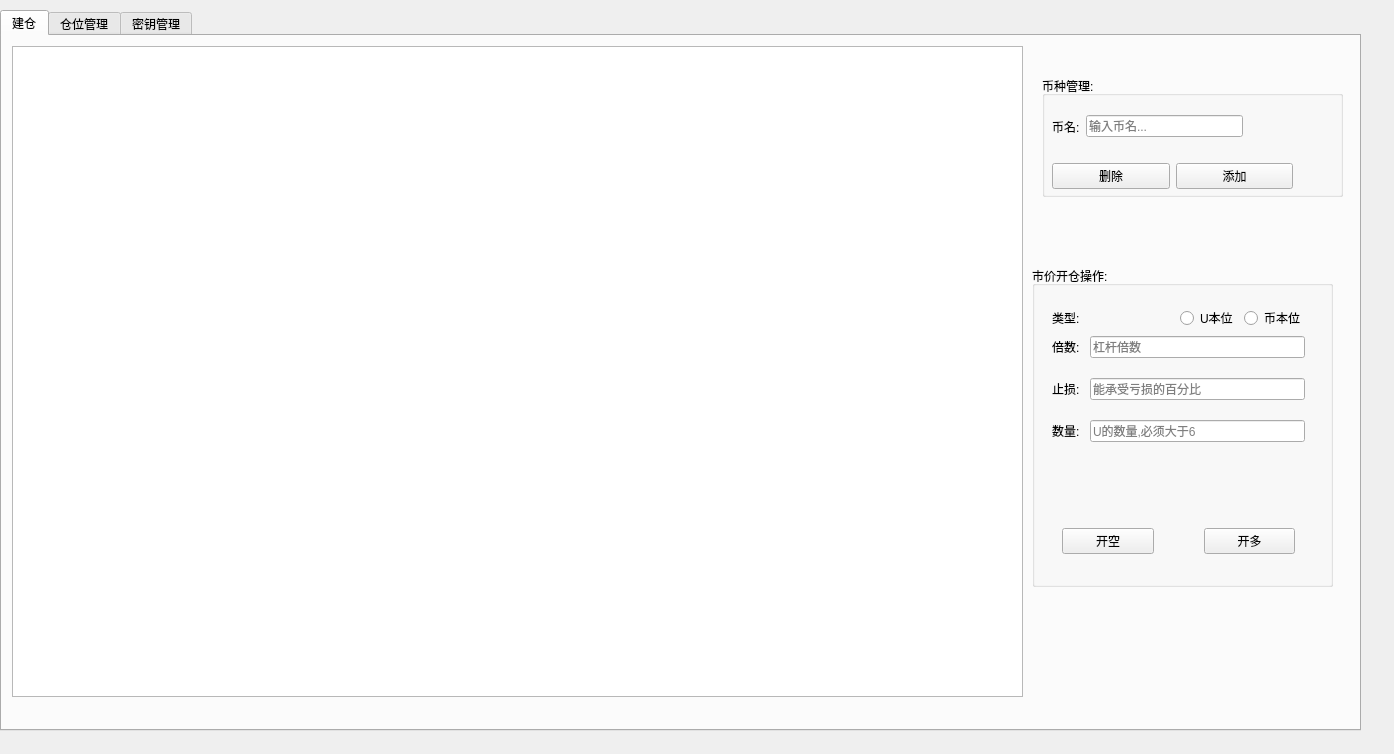
The window that form.ui (youngqqcn/binance-future-batch-tool) describes before a commit, drawn with Qt 5.
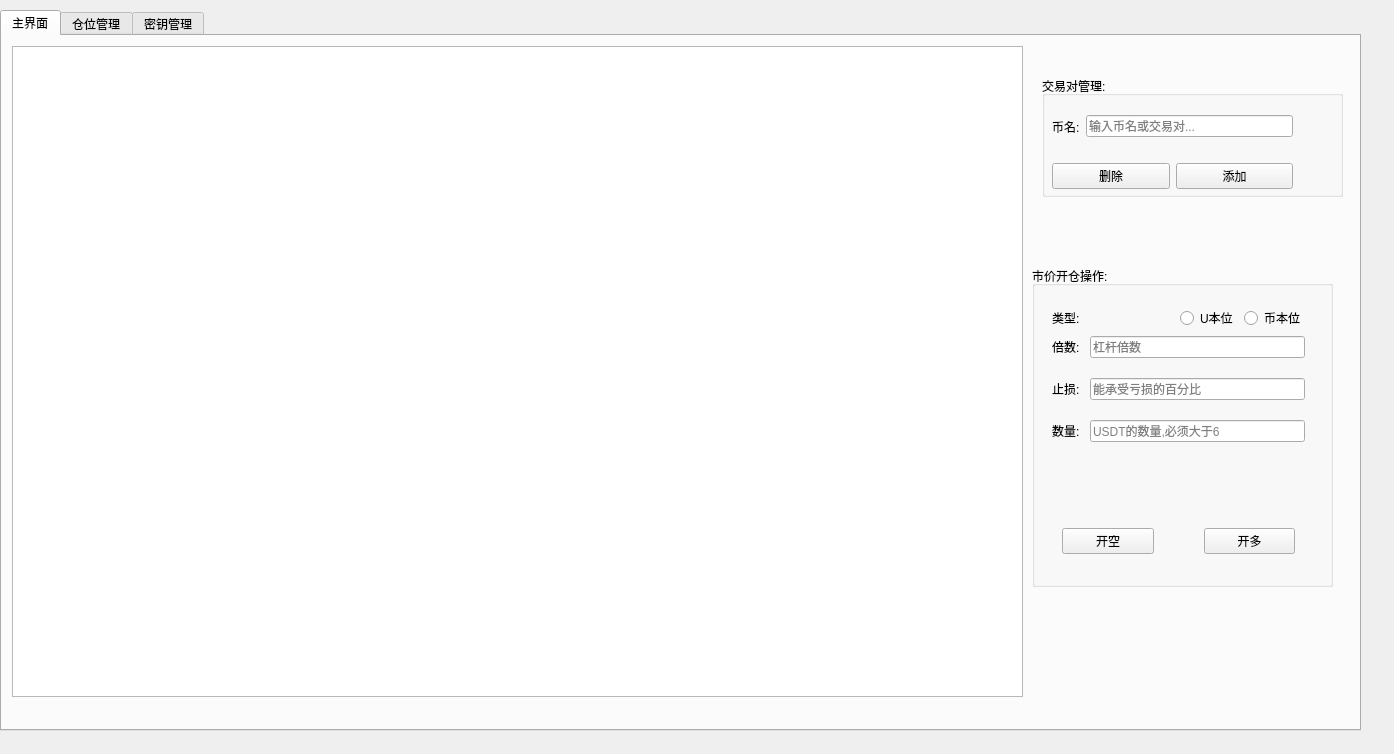
The same window after the commit.

Patch:
```diff
--- a/form.ui
+++ b/form.ui
@@ -27,7 +27,7 @@
    </property>
    <widget class="QWidget" name="tab">
     <attribute name="title">
-     <string>建仓</string>
+     <string>主界面</string>
     </attribute>
     <widget class="QTableView" name="tableView">
      <property name="geometry">
@@ -138,7 +138,7 @@
            <item row="2" column="1">
             <widget class="QLineEdit" name="leAmount">
              <property name="placeholderText">
-              <string>U的数量,必须大于6</string>
+              <string>USDT的数量,必须大于6</string>
              </property>
             </widget>
            </item>
@@ -195,7 +195,7 @@
       </rect>
      </property>
      <property name="title">
-      <string>币种管理:</string>
+      <string>交易对管理:</string>
      </property>
      <widget class="QWidget" name="layoutWidget">
       <property name="geometry">
@@ -228,7 +228,7 @@
        <rect>
         <x>10</x>
         <y>30</y>
-        <width>191</width>
+        <width>241</width>
         <height>41</height>
        </rect>
       </property>
@@ -243,7 +243,7 @@
        <item>
         <widget class="QLineEdit" name="leToken">
          <property name="placeholderText">
-          <string>输入币名...</string>
+          <string>输入币名或交易对...</string>
          </property>
         </widget>
        </item>
```
